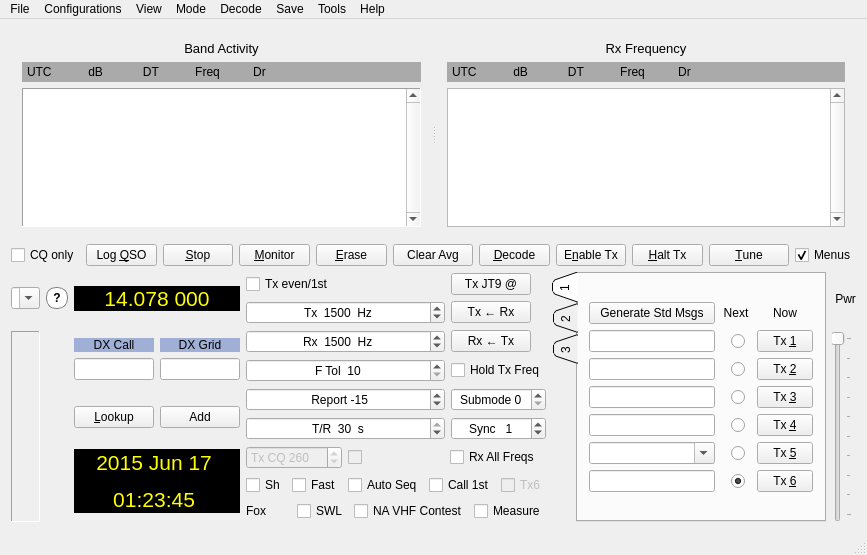
Above: mainwindow.ui from saitohirga/WSJT-X before the change. Below: the same form after it.
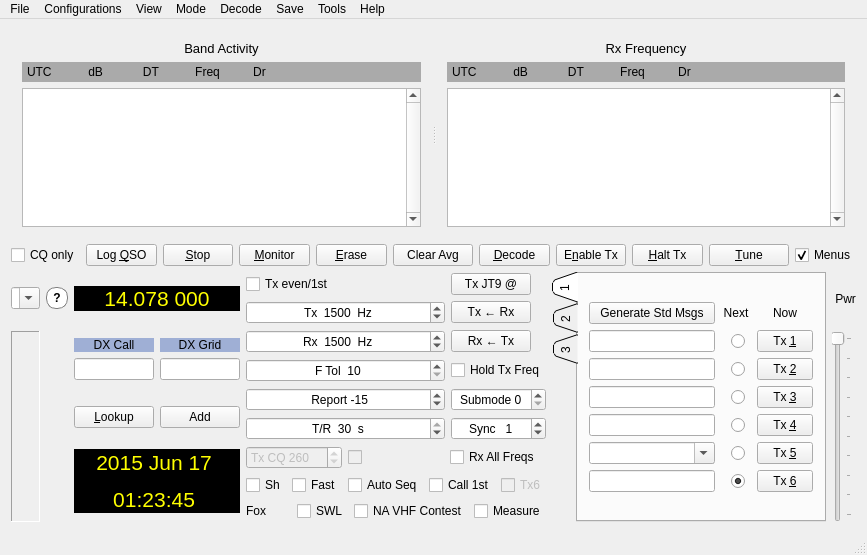
That is the form after the change. The open tabs and pages were chosen to show the change. Custom widgets are drawn as their Qt base class.

Commit message: Make both text windows same style.  Add right-click info to special mouse commands.

Diff of the .ui file:
```diff
--- a/mainwindow.ui
+++ b/mainwindow.ui
@@ -155,7 +155,7 @@
            </size>
           </property>
           <property name="frameShape">
-           <enum>QFrame::Panel</enum>
+           <enum>QFrame::StyledPanel</enum>
           </property>
           <property name="verticalScrollBarPolicy">
            <enum>Qt::ScrollBarAlwaysOn</enum>
```
Left out of the diff: 2 changed lines with no effect on the pictures. The commit also changes 1 other file.
